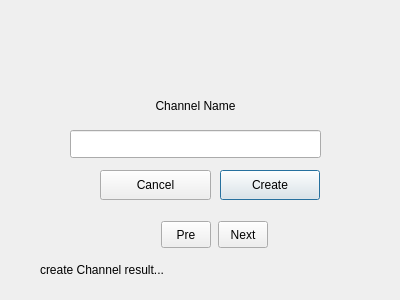
This is createchannelpage.ui in borhanem/Messenger_Void_13 as Qt 5 draws it before an edit. The edited form follows.
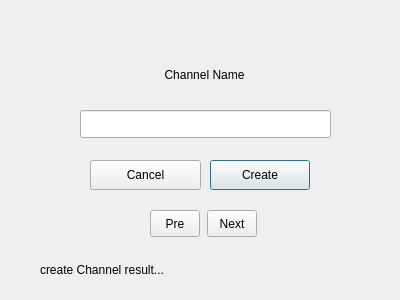
This is the edited form. The open tabs and pages were chosen to show the change.

```diff
--- a/createchannelpage.ui
+++ b/createchannelpage.ui
@@ -16,9 +16,9 @@
   <widget class="QLabel" name="channelname_lbl">
    <property name="geometry">
     <rect>
-     <x>70</x>
-     <y>90</y>
-     <width>251</width>
+     <x>149</x>
+     <y>59</y>
+     <width>111</width>
      <height>31</height>
     </rect>
    </property>
@@ -35,8 +35,8 @@
   <widget class="QLineEdit" name="channelname_led">
    <property name="geometry">
     <rect>
-     <x>70</x>
-     <y>130</y>
+     <x>80</x>
+     <y>110</y>
      <width>251</width>
      <height>28</height>
     </rect>
@@ -58,10 +58,10 @@
   <widget class="QStackedWidget" name="stackedWidget">
    <property name="geometry">
     <rect>
-     <x>220</x>
-     <y>160</y>
+     <x>210</x>
+     <y>150</y>
      <width>100</width>
-     <height>51</height>
+     <height>41</height>
     </rect>
    </property>
    <property name="minimumSize">
@@ -119,8 +119,8 @@
   <widget class="QPushButton" name="cancel_pbn">
    <property name="geometry">
     <rect>
-     <x>100</x>
-     <y>170</y>
+     <x>90</x>
+     <y>160</y>
      <width>111</width>
      <height>30</height>
     </rect>
@@ -138,8 +138,8 @@
   <widget class="QToolButton" name="tojoin_tbn">
    <property name="geometry">
     <rect>
-     <x>218</x>
-     <y>221</y>
+     <x>207</x>
+     <y>210</y>
      <width>50</width>
      <height>27</height>
     </rect>
@@ -157,8 +157,8 @@
   <widget class="QToolButton" name="tocreate_tbn">
    <property name="geometry">
     <rect>
-     <x>161</x>
-     <y>221</y>
+     <x>150</x>
+     <y>210</y>
      <width>50</width>
      <height>27</height>
     </rect>
```
Left out of the diff: 2 changed lines with no effect on the pictures.
